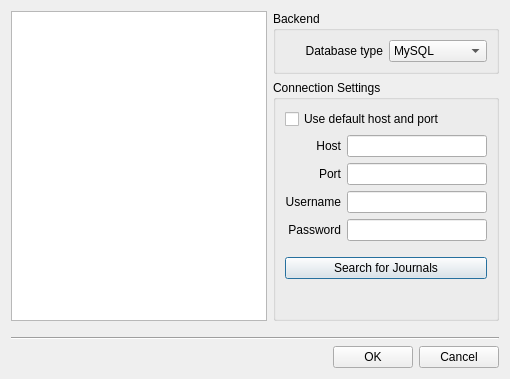
Before: the Qt Designer form ui/journalselector.ui in pwizard2/robojournal, drawn with Qt 5.
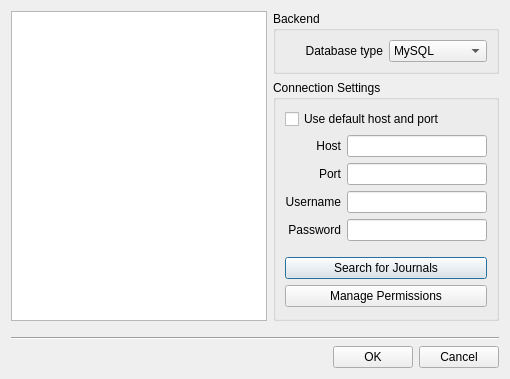
After: the same form once the commit is applied. Icons and pictures are not drawn.

Commit message: added PermissionManager class

```diff
--- a/ui/journalselector.ui
+++ b/ui/journalselector.ui
@@ -195,7 +195,7 @@
             </property>
            </widget>
           </item>
-          <item row="7" column="0">
+          <item row="8" column="0">
            <spacer name="verticalSpacer">
             <property name="orientation">
              <enum>Qt::Vertical</enum>
@@ -208,6 +208,13 @@
             </property>
            </spacer>
           </item>
+          <item row="7" column="0" colspan="2">
+           <widget class="QPushButton" name="pushButton">
+            <property name="text">
+             <string>Manage Permissions</string>
+            </property>
+           </widget>
+          </item>
          </layout>
         </widget>
        </item>
```
The commit also changes 17 other files.
